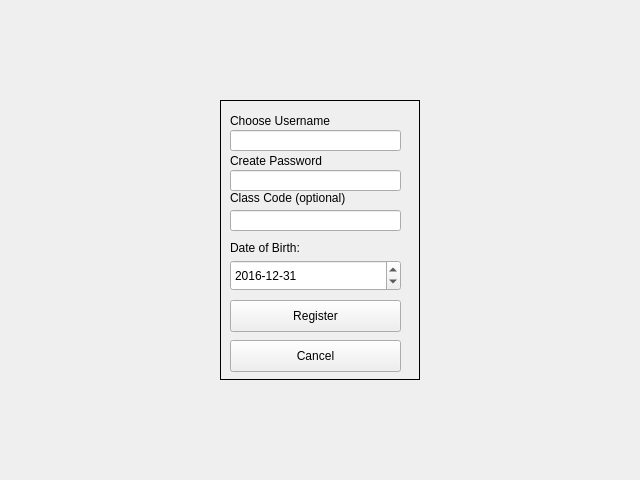
First picture: the form in Client/studreg.ui, repository DatabasesWorks/Stacked_EducationalPlatform, before the edit.
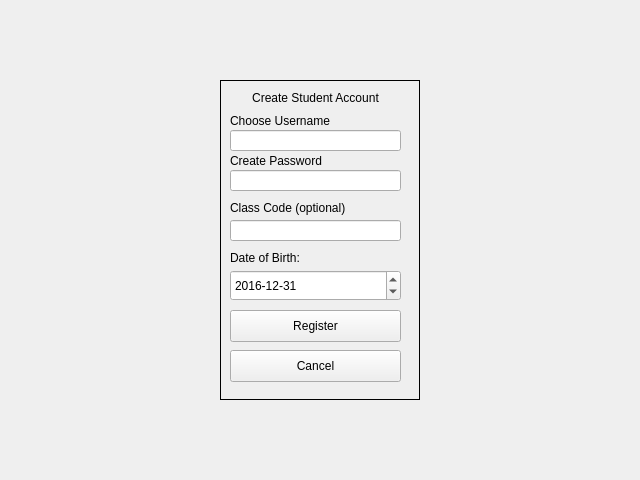
Second picture: the form after the edit.

```diff
--- a/Client/studreg.ui
+++ b/Client/studreg.ui
@@ -16,7 +16,7 @@
   <layout class="QGridLayout" name="gridLayout_2">
    <item row="0" column="0">
     <layout class="QGridLayout" name="gridLayout">
-     <item row="0" column="0">
+     <item row="1" column="0">
       <widget class="QFrame" name="frame">
        <property name="sizePolicy">
         <sizepolicy hsizetype="Fixed" vsizetype="Fixed">
@@ -27,7 +27,7 @@
        <property name="minimumSize">
         <size>
          <width>200</width>
-         <height>280</height>
+         <height>320</height>
         </size>
        </property>
        <property name="autoFillBackground">
@@ -40,7 +40,7 @@
         <property name="geometry">
          <rect>
           <x>10</x>
-          <y>10</y>
+          <y>30</y>
           <width>131</width>
           <height>21</height>
          </rect>
@@ -53,7 +53,7 @@
         <property name="geometry">
          <rect>
           <x>10</x>
-          <y>50</y>
+          <y>70</y>
           <width>131</width>
           <height>21</height>
          </rect>
@@ -66,7 +66,7 @@
         <property name="geometry">
          <rect>
           <x>10</x>
-          <y>90</y>
+          <y>120</y>
           <width>151</width>
           <height>16</height>
          </rect>
@@ -79,7 +79,7 @@
         <property name="geometry">
          <rect>
           <x>10</x>
-          <y>30</y>
+          <y>50</y>
           <width>171</width>
           <height>21</height>
          </rect>
@@ -89,7 +89,7 @@
         <property name="geometry">
          <rect>
           <x>10</x>
-          <y>70</y>
+          <y>90</y>
           <width>171</width>
           <height>21</height>
          </rect>
@@ -99,7 +99,7 @@
         <property name="geometry">
          <rect>
           <x>10</x>
-          <y>110</y>
+          <y>140</y>
           <width>171</width>
           <height>21</height>
          </rect>
@@ -109,7 +109,7 @@
         <property name="geometry">
          <rect>
           <x>10</x>
-          <y>200</y>
+          <y>230</y>
           <width>171</width>
           <height>32</height>
          </rect>
@@ -122,7 +122,7 @@
         <property name="geometry">
          <rect>
           <x>10</x>
-          <y>240</y>
+          <y>270</y>
           <width>171</width>
           <height>32</height>
          </rect>
@@ -135,7 +135,7 @@
         <property name="geometry">
          <rect>
           <x>10</x>
-          <y>140</y>
+          <y>170</y>
           <width>151</width>
           <height>16</height>
          </rect>
@@ -148,7 +148,7 @@
         <property name="geometry">
          <rect>
           <x>10</x>
-          <y>160</y>
+          <y>190</y>
           <width>171</width>
           <height>31</height>
          </rect>
@@ -164,6 +164,22 @@
          </date>
         </property>
        </widget>
+       <widget class="QLabel" name="label">
+        <property name="geometry">
+         <rect>
+          <x>20</x>
+          <y>10</y>
+          <width>151</width>
+          <height>16</height>
+         </rect>
+        </property>
+        <property name="text">
+         <string>Create Student Account</string>
+        </property>
+        <property name="alignment">
+         <set>Qt::AlignCenter</set>
+        </property>
+       </widget>
       </widget>
      </item>
     </layout>
```
